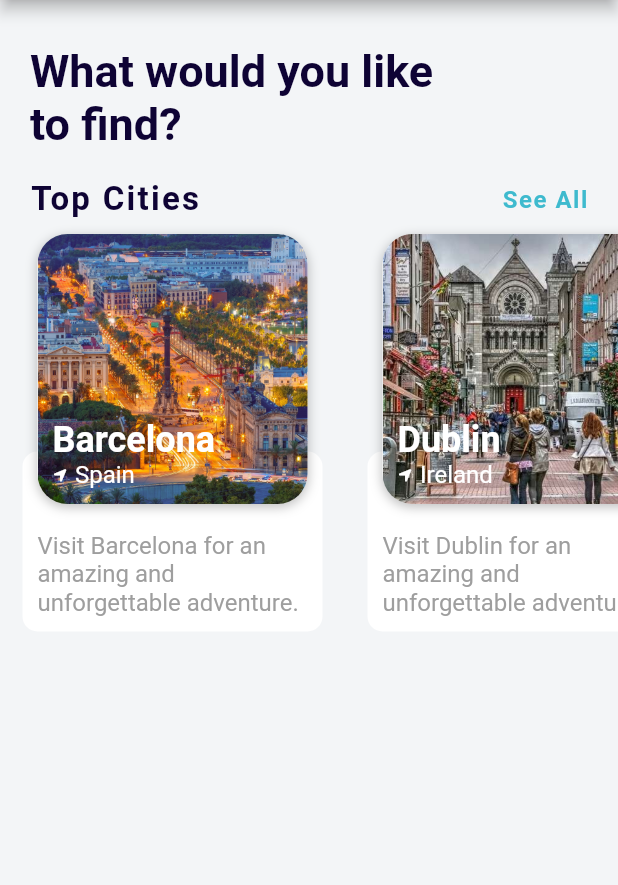
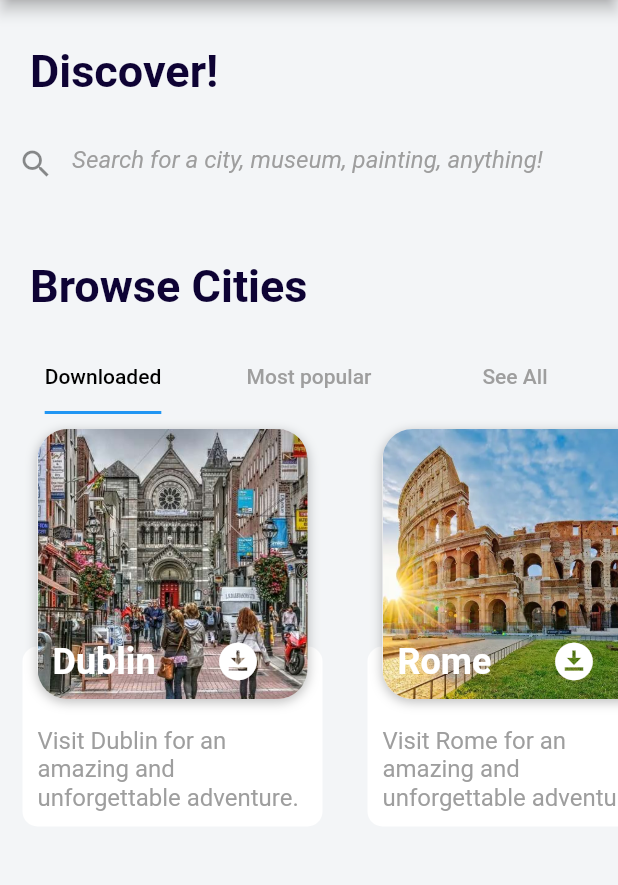
Before and after one commit to RahatIbnRafiq/walk_with_me, a Flutter app: the screen it shows once a user with an empty profile is signed in, on a phone screen of 412 x 824 dp, the part 84-969 px from its top. Run offline on Flutter 3.47's test engine with Material 2 defaults, Android fonts, the phone set to English and light mode, and no system bars; drawn by our look-alikes of flutter_typeahead; our stand-ins replace carousel_slider, firebase_auth, firebase_core, get; accounts and stored records are empty; Roboto replaces fonts that are missing (Georgia).

Commit message:
Added search suggestion box to homepage. Tabbars to browse cities. Added Appbar

```diff
--- a/walk_with_me/lib/globals/messages.dart
+++ b/walk_with_me/lib/globals/messages.dart
@@ -31,7 +31,10 @@ class Messages extends Translations {
           'signup_failed': "Registration Attempt Failed",
           'signup_error':
               "Something bad happened when we tried to sign youup. Can you try again?",
-          'what_would_you_like_to_find': "What would you like to find?",
+          'download_a_city': "Browse Cities",
+          'discover': "Discover!",
+          'search_for_anything':
+              "Search for a city, museum, painting, anything!",
         },
       };
 }
--- a/walk_with_me/lib/models/city.dart
+++ b/walk_with_me/lib/models/city.dart
@@ -12,6 +12,18 @@ class City {
     required this.country,
     required this.description,
   });
+
+  static List<City> getAll() {
+    return cities;
+  }
+
+  static List<City> getDownloaded() {
+    return cities.sublist(1, 3);
+  }
+
+  static List<City> getMostPopular() {
+    return cities.sublist(2, 5);
+  }
 }
 
 List<City> cities = [
--- a/walk_with_me/lib/screens/home_screen.dart
+++ b/walk_with_me/lib/screens/home_screen.dart
@@ -2,6 +2,7 @@ import 'package:flutter/material.dart';
 import 'package:get/get.dart';
 import 'package:walk_with_me/widgets/app_drawer.dart';
 import 'package:walk_with_me/widgets/city_carousel.dart';
+import 'package:walk_with_me/widgets/search_suggestion.dart';
 
 class HomeScreen extends StatelessWidget {
   const HomeScreen({Key? key}) : super(key: key);
@@ -18,9 +19,27 @@ class HomeScreen extends StatelessWidget {
           ),
           children: [
             Padding(
-              padding: const EdgeInsets.only(left: 20.0, right: 120.0),
+              padding: const EdgeInsets.only(left: 20.0, right: 100.0),
               child: Text(
-                'what_would_you_like_to_find'.tr,
+                'discover'.tr,
+                textAlign: TextAlign.left,
+                style: const TextStyle(
+                  fontSize: 30,
+                  fontWeight: FontWeight.bold,
+                ),
+              ),
+            ),
+            const SizedBox(
+              height: 20.0,
+            ),
+            const SearchSuggestion(),
+            const SizedBox(
+              height: 40.0,
+            ),
+            Padding(
+              padding: const EdgeInsets.only(left: 20.0, right: 10.0),
+              child: Text(
+                'download_a_city'.tr,
                 style: const TextStyle(
                   fontSize: 30,
                   fontWeight: FontWeight.bold,
--- /dev/null
+++ b/walk_with_me/lib/services/backend_service.dart
@@ -0,0 +1,43 @@
+import 'dart:math';
+
+class BackendService {
+  static Future<List> getSuggestions(String query) async {
+    await Future.delayed(const Duration(seconds: 1));
+
+    return List.generate(3, (index) {
+      return {'name': query + index.toString(), 'price': Random().nextInt(100)};
+    });
+  }
+}
+
+class CitiesService {
+  static final List<String> cities = [
+    'Beirut',
+    'Damascus',
+    'San Fransisco',
+    'Rome',
+    'Los Angeles',
+    'Madrid',
+    'Bali',
+    'Barcelona',
+    'Paris',
+    'Bucharest',
+    'New York City',
+    'Philadelphia',
+    'Sydney',
+  ];
+
+  static List<String> getSuggestions(String query) {
+    List<String> matches = [];
+    if (query.isEmpty) {
+      return matches;
+    }
+    matches.addAll(cities);
+
+    matches.retainWhere((s) => s.toLowerCase().contains(query.toLowerCase()));
+    if (matches.length > 3) {
+      return matches.sublist(0, 4);
+    }
+    return matches;
+  }
+}
--- a/walk_with_me/lib/widgets/city_carousel.dart
+++ b/walk_with_me/lib/widgets/city_carousel.dart
@@ -1,61 +1,27 @@
+// ignore_for_file: must_be_immutable
+
 import 'package:flutter/material.dart';
-import 'package:font_awesome_flutter/font_awesome_flutter.dart';
 import 'package:walk_with_me/models/city.dart';
 
-class CityCarousel extends StatelessWidget {
+class CityCarousel extends StatefulWidget {
   const CityCarousel({Key? key}) : super(key: key);
 
   @override
-  Widget build(BuildContext context) {
-    return Column(
-      children: [
-        Padding(
-          padding: const EdgeInsets.symmetric(
-            horizontal: 20.0,
-          ),
-          child: Row(
-            mainAxisAlignment: MainAxisAlignment.spaceBetween,
-            children: [
-              const Text(
-                'Top Cities',
-                style: TextStyle(
-                  fontWeight: FontWeight.bold,
-                  fontSize: 22.0,
-                  letterSpacing: 1.5,
-                ),
-              ),
-              GestureDetector(
-                onTap: () {},
-                child: Text(
-                  'See All',
-                  style: TextStyle(
-                    fontSize: 16.0,
-                    color: Theme.of(context).primaryColor,
-                    fontWeight: FontWeight.w600,
-                    letterSpacing: 1.0,
-                  ),
-                ),
-              ),
-            ],
-          ),
-        ),
-        // ignore: sized_box_for_whitespace
-        Container(
-          height: 300.0,
+  State<CityCarousel> createState() => _CityCarouselState();
+}
+
+class _CityCarouselState extends State<CityCarousel>
+    with TickerProviderStateMixin {
+  Widget returnCityList(cityList) {
+    return SizedBox(
+      height: 200.0,
       child: ListView.builder(
         scrollDirection: Axis.horizontal,
-            itemCount: cities.length,
+        itemCount: cityList.length,
         itemBuilder: (context, index) {
-              City city = cities[index];
+          City city = cityList[index];
           return GestureDetector(
-                onTap: () {
-                  // Navigator.push(
-                  //   context,
-                  //   MaterialPageRoute(
-                  //     builder: (_) => Citiescreen(City: City),
-                  //   ),
-                  // );
-                },
+            onTap: () {},
             child: Container(
               margin: const EdgeInsets.all(10.0),
               width: 210.0,
@@ -77,14 +43,6 @@ class CityCarousel extends StatelessWidget {
                           mainAxisAlignment: MainAxisAlignment.end,
                           crossAxisAlignment: CrossAxisAlignment.start,
                           children: [
-                                // Text(
-                                //   "${city.activities.length} activities",
-                                //   style: const TextStyle(
-                                //     fontSize: 22.0,
-                                //     fontWeight: FontWeight.w600,
-                                //     letterSpacing: 1.2,
-                                //   ),
-                                // ),
                             Text(
                               city.description,
                               style: const TextStyle(
@@ -125,8 +83,8 @@ class CityCarousel extends StatelessWidget {
                         Positioned(
                           bottom: 10.0,
                           left: 10.0,
-                              child: Column(
-                                crossAxisAlignment: CrossAxisAlignment.start,
+                          child: Row(
+                            mainAxisAlignment: MainAxisAlignment.spaceBetween,
                             children: [
                               Text(
                                 city.city,
@@ -136,23 +94,13 @@ class CityCarousel extends StatelessWidget {
                                   color: Colors.white,
                                 ),
                               ),
-                                  Row(
-                                    children: [
+                              const SizedBox(
+                                width: 40,
+                              ),
                               const Icon(
-                                        FontAwesomeIcons.locationArrow,
+                                Icons.download_for_offline,
                                 color: Colors.white,
-                                        size: 10.0,
-                                      ),
-                                      const SizedBox(
-                                        width: 5.0,
-                                      ),
-                                      Text(
-                                        city.country,
-                                        style: const TextStyle(
-                                          color: Colors.white,
-                                        ),
-                                      ),
-                                    ],
+                                size: 30.0,
                               ),
                             ],
                           ),
@@ -166,6 +114,33 @@ class CityCarousel extends StatelessWidget {
           );
         },
       ),
+    );
+  }
+
+  @override
+  Widget build(BuildContext context) {
+    TabController _tabcontroller = TabController(length: 3, vsync: this);
+    return Column(
+      children: [
+        TabBar(
+          controller: _tabcontroller,
+          labelColor: Colors.black,
+          unselectedLabelColor: Colors.grey,
+          indicatorSize: TabBarIndicatorSize.label,
+          tabs: const [
+            Tab(text: "Downloaded"),
+            Tab(text: "Most popular"),
+            Tab(text: "See All"),
+          ],
+        ),
+        SizedBox(
+          height: 300,
+          width: double.maxFinite,
+          child: TabBarView(controller: _tabcontroller, children: [
+            returnCityList(City.getDownloaded()),
+            returnCityList(City.getMostPopular()),
+            returnCityList(City.getAll()),
+          ]),
         ),
       ],
     );
--- /dev/null
+++ b/walk_with_me/lib/widgets/search_suggestion.dart
@@ -0,0 +1,37 @@
+import 'package:flutter/material.dart';
+import 'package:flutter_typeahead/flutter_typeahead.dart';
+import 'package:get/get.dart';
+import 'package:walk_with_me/services/backend_service.dart';
+
+class SearchSuggestion extends StatelessWidget {
+  const SearchSuggestion({Key? key}) : super(key: key);
+
+  @override
+  Widget build(BuildContext context) {
+    return TypeAheadField(
+      textFieldConfiguration: TextFieldConfiguration(
+        autofocus: false,
+        style: DefaultTextStyle.of(context)
+            .style
+            .copyWith(fontStyle: FontStyle.italic),
+        decoration: InputDecoration(
+          prefixIcon: const Icon(Icons.search),
+          //labelText: 'search_for_anything'.tr,
+          border: const OutlineInputBorder(),
+          //labelStyle: Theme.of(context).textTheme.bodyText2,
+          hintText: 'search_for_anything'.tr,
+        ),
+      ),
+      suggestionsCallback: (pattern) {
+        return CitiesService.getSuggestions(pattern);
+      },
+      itemBuilder: (context, suggestion) {
+        return ListTile(
+          leading: const Icon(Icons.travel_explore),
+          title: Text(suggestion.toString()),
+        );
+      },
+      onSuggestionSelected: (suggestion) {},
+    );
+  }
+}
--- a/walk_with_me/pubspec.yaml
+++ b/walk_with_me/pubspec.yaml
@@ -34,6 +34,7 @@ dependencies:
   firebase_core: ^1.17.1
   flutter:
     sdk: flutter
+  flutter_typeahead: ^3.2.3
   font_awesome_flutter: ^10.1.0
   get: ^4.6.5
   google_sign_in: ^5.3.2
```
Lines whose indentation alone changed are shown as unchanged.
